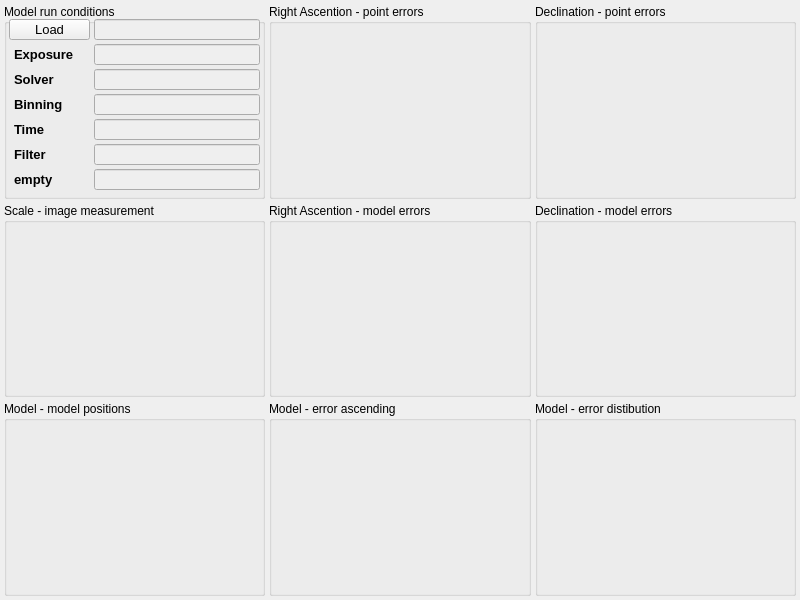
First picture: the form in mw4/gui/widgets/analyse.ui, repository mworion/MountWizzard4, before the edit.
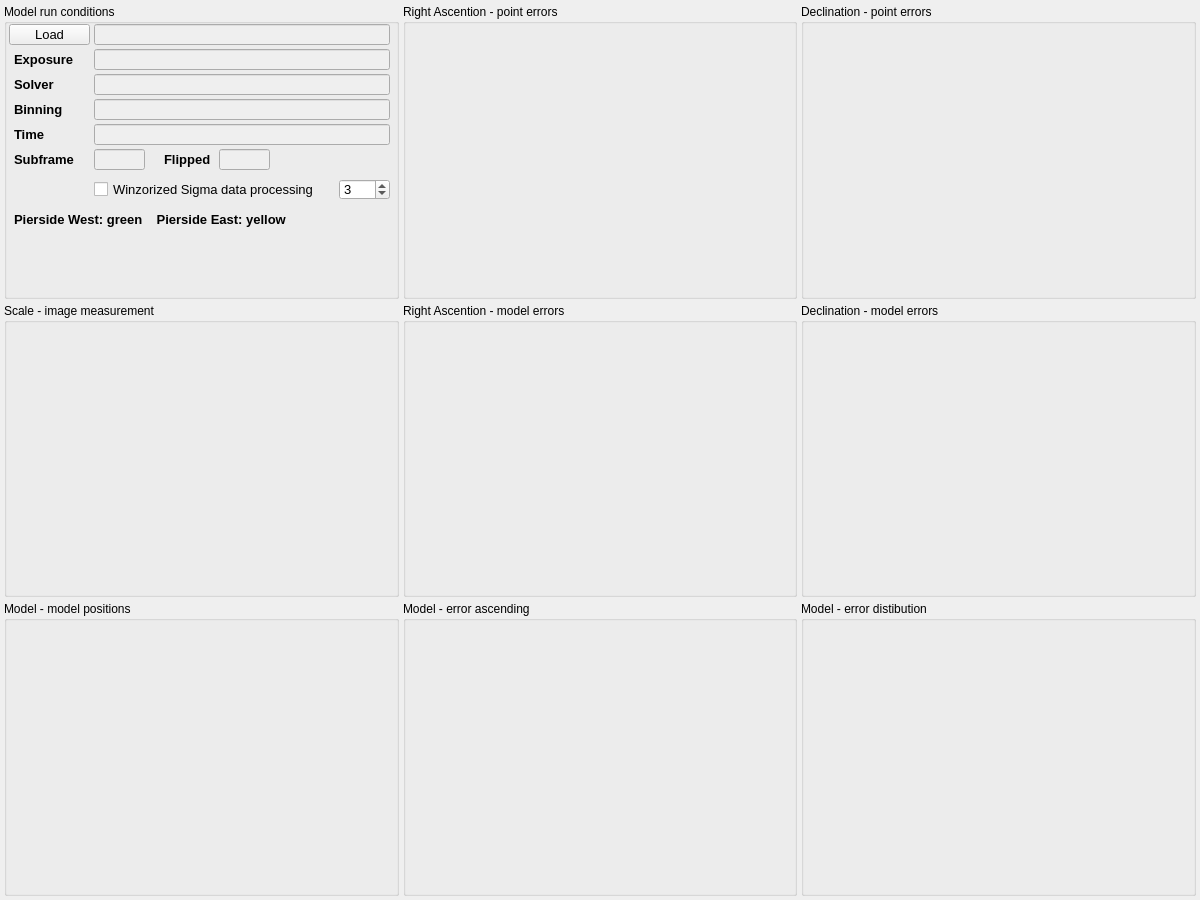
Second picture: the form after the edit.

Commit message: added simple analyse function

Patch:
```diff
--- a/mw4/gui/widgets/analyse.ui
+++ b/mw4/gui/widgets/analyse.ui
@@ -6,8 +6,8 @@
    <rect>
     <x>0</x>
     <y>0</y>
-    <width>800</width>
-    <height>600</height>
+    <width>1200</width>
+    <height>900</height>
    </rect>
   </property>
   <property name="sizePolicy">
@@ -18,8 +18,8 @@
   </property>
   <property name="minimumSize">
    <size>
-    <width>800</width>
-    <height>600</height>
+    <width>1200</width>
+    <height>900</height>
    </size>
   </property>
   <property name="maximumSize">
@@ -80,16 +80,16 @@
      </property>
      <layout class="QGridLayout" name="gridLayout_5">
       <property name="leftMargin">
-       <number>0</number>
+       <number>4</number>
       </property>
       <property name="topMargin">
        <number>8</number>
       </property>
       <property name="rightMargin">
-       <number>0</number>
+       <number>4</number>
       </property>
       <property name="bottomMargin">
-       <number>0</number>
+       <number>4</number>
       </property>
       <property name="spacing">
        <number>0</number>
@@ -126,16 +126,16 @@
      </property>
      <layout class="QGridLayout" name="gridLayout_7">
       <property name="leftMargin">
-       <number>0</number>
+       <number>4</number>
       </property>
       <property name="topMargin">
        <number>8</number>
       </property>
       <property name="rightMargin">
-       <number>0</number>
+       <number>4</number>
       </property>
       <property name="bottomMargin">
-       <number>0</number>
+       <number>4</number>
       </property>
       <property name="spacing">
        <number>0</number>
@@ -172,16 +172,16 @@
      </property>
      <layout class="QGridLayout" name="gridLayout_4">
       <property name="leftMargin">
-       <number>0</number>
+       <number>4</number>
       </property>
       <property name="topMargin">
        <number>8</number>
       </property>
       <property name="rightMargin">
-       <number>0</number>
+       <number>4</number>
       </property>
       <property name="bottomMargin">
-       <number>0</number>
+       <number>4</number>
       </property>
       <property name="spacing">
        <number>0</number>
@@ -218,16 +218,16 @@
      </property>
      <layout class="QGridLayout" name="gridLayout_3">
       <property name="leftMargin">
-       <number>0</number>
+       <number>4</number>
       </property>
       <property name="topMargin">
        <number>8</number>
       </property>
       <property name="rightMargin">
-       <number>0</number>
+       <number>4</number>
       </property>
       <property name="bottomMargin">
-       <number>0</number>
+       <number>4</number>
       </property>
       <property name="spacing">
        <number>0</number>
@@ -269,8 +269,8 @@
       <property name="geometry">
        <rect>
         <x>90</x>
-        <y>15</y>
-        <width>166</width>
+        <y>20</y>
+        <width>296</width>
         <height>21</height>
        </rect>
       </property>
@@ -305,7 +305,7 @@
       <property name="geometry">
        <rect>
         <x>5</x>
-        <y>15</y>
+        <y>20</y>
         <width>81</width>
         <height>21</height>
        </rect>
@@ -332,8 +332,8 @@
       <property name="geometry">
        <rect>
         <x>90</x>
-        <y>40</y>
-        <width>166</width>
+        <y>45</y>
+        <width>296</width>
         <height>21</height>
        </rect>
       </property>
@@ -371,8 +371,8 @@
       <property name="geometry">
        <rect>
         <x>90</x>
-        <y>65</y>
-        <width>166</width>
+        <y>70</y>
+        <width>296</width>
         <height>21</height>
        </rect>
       </property>
@@ -410,8 +410,8 @@
       <property name="geometry">
        <rect>
         <x>90</x>
-        <y>90</y>
-        <width>166</width>
+        <y>95</y>
+        <width>296</width>
         <height>21</height>
        </rect>
       </property>
@@ -449,8 +449,8 @@
       <property name="geometry">
        <rect>
         <x>90</x>
-        <y>115</y>
-        <width>166</width>
+        <y>120</y>
+        <width>296</width>
         <height>21</height>
        </rect>
       </property>
@@ -488,8 +488,8 @@
       <property name="geometry">
        <rect>
         <x>90</x>
-        <y>140</y>
-        <width>166</width>
+        <y>145</y>
+        <width>51</width>
         <height>21</height>
        </rect>
       </property>
@@ -524,7 +524,7 @@
       <property name="geometry">
        <rect>
         <x>10</x>
-        <y>40</y>
+        <y>45</y>
         <width>76</width>
         <height>21</height>
        </rect>
@@ -544,7 +544,7 @@
       <property name="geometry">
        <rect>
         <x>10</x>
-        <y>65</y>
+        <y>70</y>
         <width>76</width>
         <height>21</height>
        </rect>
@@ -564,7 +564,7 @@
       <property name="geometry">
        <rect>
         <x>10</x>
-        <y>90</y>
+        <y>95</y>
         <width>76</width>
         <height>21</height>
        </rect>
@@ -584,7 +584,7 @@
       <property name="geometry">
        <rect>
         <x>10</x>
-        <y>115</y>
+        <y>120</y>
         <width>76</width>
         <height>21</height>
        </rect>
@@ -604,7 +604,7 @@
       <property name="geometry">
        <rect>
         <x>10</x>
-        <y>140</y>
+        <y>145</y>
         <width>76</width>
         <height>21</height>
        </rect>
@@ -617,15 +617,116 @@
        </font>
       </property>
       <property name="text">
-       <string>Filter</string>
+       <string>Subframe</string>
+      </property>
+     </widget>
+     <widget class="QCheckBox" name="winsorizedLimit">
+      <property name="geometry">
+       <rect>
+        <x>90</x>
+        <y>175</y>
+        <width>231</width>
+        <height>21</height>
+       </rect>
+      </property>
+      <property name="font">
+       <font>
+        <pointsize>10</pointsize>
+       </font>
+      </property>
+      <property name="text">
+       <string>Winzorized Sigma data processing</string>
+      </property>
+     </widget>
+     <widget class="QLineEdit" name="flipped">
+      <property name="enabled">
+       <bool>false</bool>
+      </property>
+      <property name="geometry">
+       <rect>
+        <x>215</x>
+        <y>145</y>
+        <width>51</width>
+        <height>21</height>
+       </rect>
+      </property>
+      <property name="font">
+       <font>
+        <family>Courier</family>
+        <pointsize>10</pointsize>
+        <weight>50</weight>
+        <bold>false</bold>
+       </font>
+      </property>
+      <property name="mouseTracking">
+       <bool>false</bool>
+      </property>
+      <property name="acceptDrops">
+       <bool>false</bool>
+      </property>
+      <property name="toolTip">
+       <string>Name of Model Points file, where the data is stored. </string>
+      </property>
+      <property name="layoutDirection">
+       <enum>Qt::RightToLeft</enum>
+      </property>
+      <property name="text">
+       <string/>
+      </property>
+      <property name="readOnly">
+       <bool>true</bool>
+      </property>
+     </widget>
+     <widget class="QLabel" name="label_7">
+      <property name="geometry">
+       <rect>
+        <x>160</x>
+        <y>145</y>
+        <width>56</width>
+        <height>21</height>
+       </rect>
+      </property>
+      <property name="font">
+       <font>
+        <pointsize>10</pointsize>
+        <weight>75</weight>
+        <bold>true</bold>
+       </font>
+      </property>
+      <property name="text">
+       <string>Flipped</string>
+      </property>
+     </widget>
+     <widget class="QDoubleSpinBox" name="limit">
+      <property name="geometry">
+       <rect>
+        <x>335</x>
+        <y>175</y>
+        <width>51</width>
+        <height>21</height>
+       </rect>
+      </property>
+      <property name="font">
+       <font>
+        <pointsize>10</pointsize>
+       </font>
+      </property>
+      <property name="decimals">
+       <number>0</number>
+      </property>
+      <property name="singleStep">
+       <double>3.000000000000000</double>
+      </property>
+      <property name="value">
+       <double>3.000000000000000</double>
       </property>
      </widget>
      <widget class="QLabel" name="label_6">
       <property name="geometry">
        <rect>
         <x>10</x>
-        <y>165</y>
-        <width>76</width>
+        <y>205</y>
+        <width>341</width>
         <height>21</height>
        </rect>
       </property>
@@ -637,46 +738,7 @@
        </font>
       </property>
       <property name="text">
-       <string>empty</string>
-      </property>
-     </widget>
-     <widget class="QLineEdit" name="empty">
-      <property name="enabled">
-       <bool>false</bool>
-      </property>
-      <property name="geometry">
-       <rect>
-        <x>90</x>
-        <y>165</y>
-        <width>166</width>
-        <height>21</height>
-       </rect>
-      </property>
-      <property name="font">
-       <font>
-        <family>Courier</family>
-        <pointsize>10</pointsize>
-        <weight>50</weight>
-        <bold>false</bold>
-       </font>
-      </property>
-      <property name="mouseTracking">
-       <bool>false</bool>
-      </property>
-      <property name="acceptDrops">
-       <bool>false</bool>
-      </property>
-      <property name="toolTip">
-       <string>Name of Model Points file, where the data is stored. </string>
-      </property>
-      <property name="layoutDirection">
-       <enum>Qt::RightToLeft</enum>
-      </property>
-      <property name="text">
-       <string/>
-      </property>
-      <property name="readOnly">
-       <bool>true</bool>
+       <string>Pierside West: green    Pierside East: yellow</string>
       </property>
      </widget>
     </widget>
@@ -697,16 +759,16 @@
      </property>
      <layout class="QGridLayout" name="gridLayout_6">
       <property name="leftMargin">
-       <number>0</number>
+       <number>4</number>
       </property>
       <property name="topMargin">
        <number>8</number>
       </property>
       <property name="rightMargin">
-       <number>0</number>
+       <number>4</number>
       </property>
       <property name="bottomMargin">
-       <number>0</number>
+       <number>4</number>
       </property>
       <property name="spacing">
        <number>0</number>
@@ -743,16 +805,16 @@
      </property>
      <layout class="QGridLayout" name="gridLayout_8">
       <property name="leftMargin">
-       <number>0</number>
+       <number>4</number>
       </property>
       <property name="topMargin">
        <number>8</number>
       </property>
       <property name="rightMargin">
-       <number>0</number>
+       <number>4</number>
       </property>
       <property name="bottomMargin">
-       <number>0</number>
+       <number>4</number>
       </property>
       <property name="spacing">
        <number>0</number>
@@ -783,16 +845,16 @@
      </property>
      <layout class="QGridLayout" name="gridLayout_9">
       <property name="leftMargin">
-       <number>0</number>
+       <number>4</number>
       </property>
       <property name="topMargin">
        <number>8</number>
       </property>
       <property name="rightMargin">
-       <number>0</number>
+       <number>4</number>
       </property>
       <property name="bottomMargin">
-       <number>0</number>
+       <number>4</number>
       </property>
       <property name="spacing">
        <number>0</number>
@@ -823,16 +885,16 @@
      </property>
      <layout class="QGridLayout" name="gridLayout_10">
       <property name="leftMargin">
-       <number>0</number>
+       <number>4</number>
       </property>
       <property name="topMargin">
        <number>8</number>
       </property>
       <property name="rightMargin">
-       <number>0</number>
+       <number>4</number>
       </property>
       <property name="bottomMargin">
-       <number>0</number>
+       <number>4</number>
       </property>
       <property name="spacing">
        <number>0</number>
```
Left out of the diff: 18 changed lines with no effect on the pictures. The commit also changes 2 other files.
